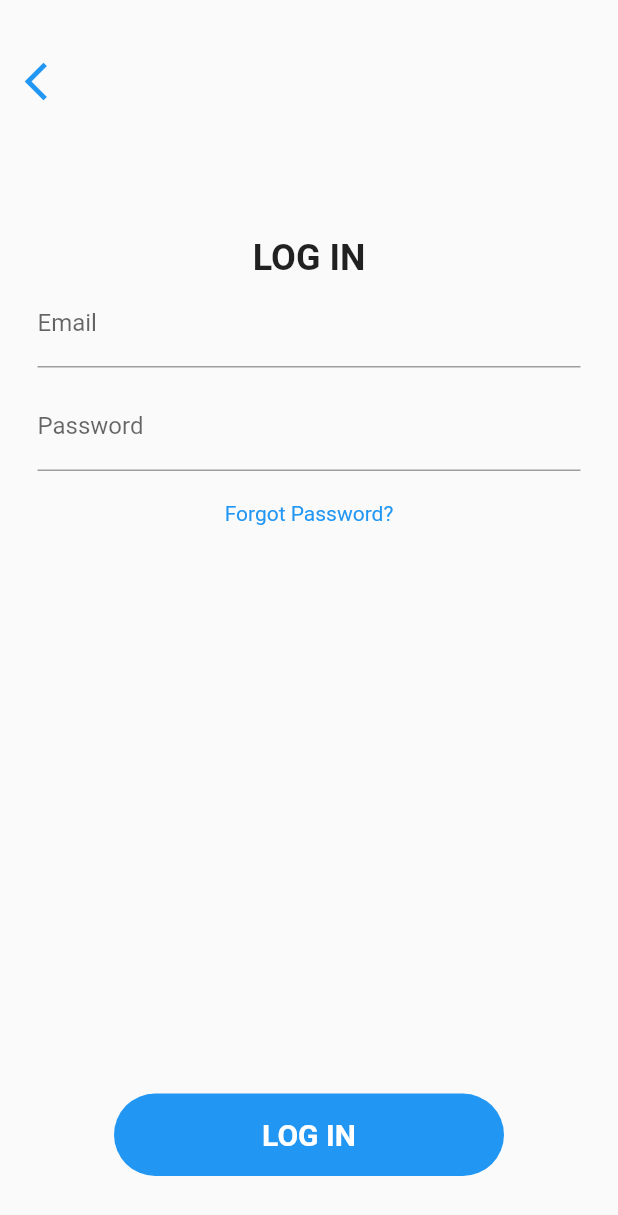
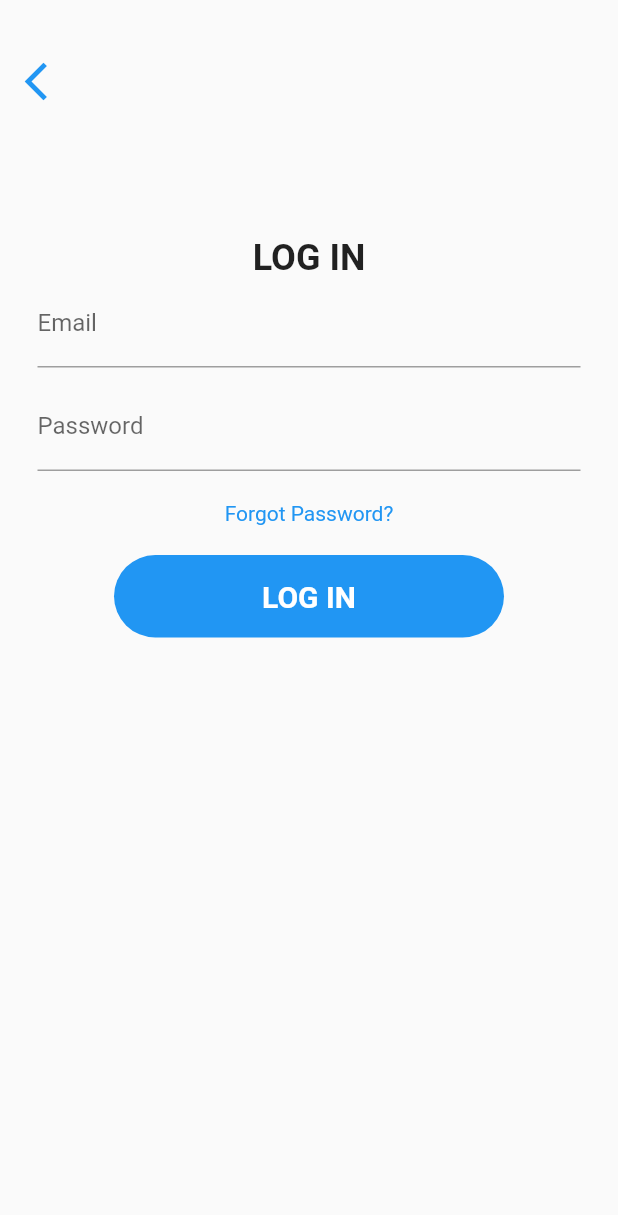
Before and after one commit to aakashshivgan/snapchat_UI, a Flutter app: the screen it shows after launch, after a tap on "LOG IN", on a phone screen of 412 x 824 dp. Shown: the top 1215 px of the screen. Run offline on Flutter 3.47's test engine with Material 2 defaults, Android fonts, the phone set to English and light mode, and no system bars.

Commit message:
part 1 firebase

```diff
--- a/lib/Screen/auth_screen.dart
+++ b/lib/Screen/auth_screen.dart
@@ -12,14 +12,16 @@ class AuthScreen extends StatefulWidget {
 class _AuthScreenState extends State<AuthScreen> {
   @override
   Widget build(BuildContext context) {
-    return Scaffold(
+    return SafeArea(
+      child: Scaffold(
         backgroundColor: Colors.yellowAccent,
-      body: Column(
+        body: SingleChildScrollView(
+          child: Column(
             mainAxisAlignment: MainAxisAlignment.start,
             children: [
               Padding(
-            padding:
-                const EdgeInsets.symmetric(horizontal: 150, vertical: 200.5),
+                padding: const EdgeInsets.symmetric(
+                    horizontal: 150, vertical: 200.5),
                 child: Image.asset(
                   "assets/snapchat.png",
                   height: 120,
@@ -27,12 +29,14 @@ class _AuthScreenState extends State<AuthScreen> {
                 ),
               ),
               const SizedBox(
-            height: 82.5,
+                height: 54,
               ),
               InkWell(
                 onTap: () {
-              Navigator.push(context,
-                  MaterialPageRoute(builder: (context) => const LoginScreen()));
+                  Navigator.push(
+                      context,
+                      MaterialPageRoute(
+                          builder: (context) => const LoginScreen()));
                 },
                 child: Container(
                   color: Colors.redAccent,
@@ -73,6 +77,8 @@ class _AuthScreenState extends State<AuthScreen> {
               )
             ],
           ),
+        ),
+      ),
     );
   }
 }
--- a/lib/Screen/login_screen.dart
+++ b/lib/Screen/login_screen.dart
@@ -17,9 +17,11 @@ class _LoginScreenState extends State<LoginScreen> {
 
   @override
   Widget build(BuildContext context) {
-    return Scaffold(
+    return SafeArea(
+      child: Scaffold(
         body: Padding(
           padding: const EdgeInsets.only(top: 30, bottom: 40),
+          child: SingleChildScrollView(
             child: Form(
               key: _formKey,
               child: Column(
@@ -68,6 +70,8 @@ class _LoginScreenState extends State<LoginScreen> {
                     ),
                   )
                 ],
+              ),
+            ),
           ),
         ),
       ),
@@ -122,6 +126,9 @@ class _LoginScreenState extends State<LoginScreen> {
               "Forgot Password?",
               style: TextStyle(color: Colors.blue),
             )),
+        const SizedBox(
+          height: 20,
+        )
       ]),
     );
   }
--- a/lib/Screen/register_screen.dart
+++ b/lib/Screen/register_screen.dart
@@ -17,9 +17,11 @@ class _RegisterScreenState extends State<RegisterScreen> {
   String username = "";
   @override
   Widget build(BuildContext context) {
-    return Scaffold(
+    return SafeArea(
+      child: Scaffold(
         body: Padding(
           padding: const EdgeInsets.only(top: 30, bottom: 40),
+          child: SingleChildScrollView(
             child: Form(
               key: _formkey,
               child: Column(
@@ -51,6 +53,8 @@ class _RegisterScreenState extends State<RegisterScreen> {
                   const SizedBox(height: 14),
                   signUpButton(),
                 ],
+              ),
+            ),
           ),
         ),
       ),
--- a/lib/main.dart
+++ b/lib/main.dart
@@ -1,7 +1,9 @@
 import 'package:flutter/material.dart';
 import 'package:snapchat_ui/Screen/auth_screen.dart';
 
-void main() {
+void main() async {
+  WidgetsFlutterBinding.ensureInitialized();
+
   runApp(const MyApp());
 }
 
```
Also changed, not shown: lib/Screen/forgot_password.dart (+7 -2 lines), pubspec.yaml (+6 -16 lines), pubspec.lock, 4 other files. Lines whose indentation alone changed are shown as unchanged.
